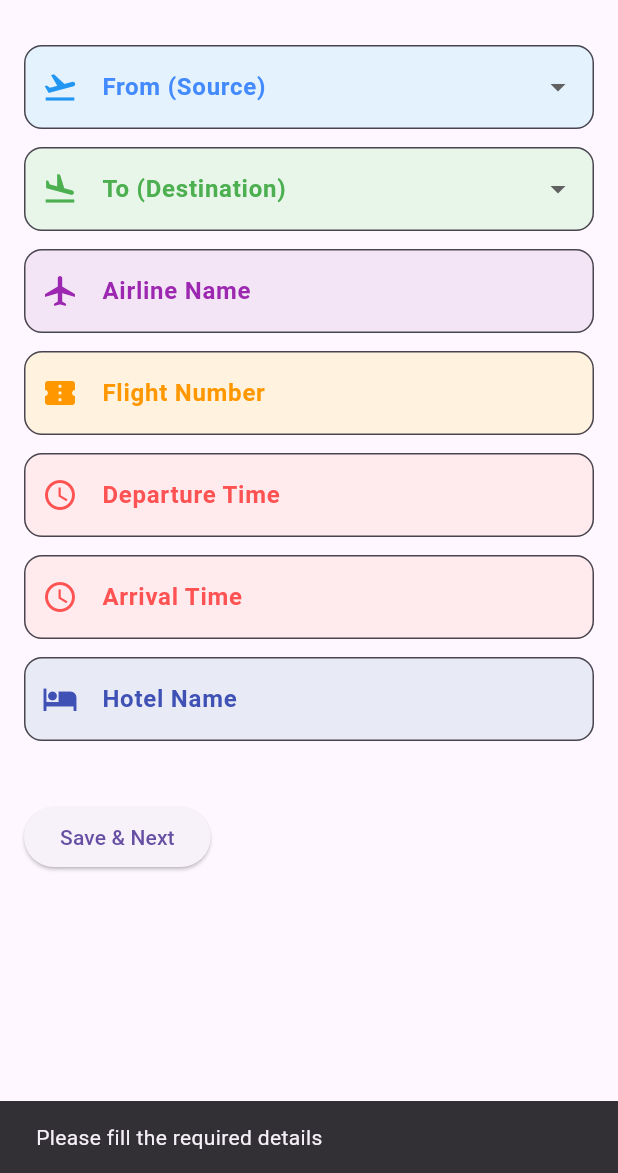
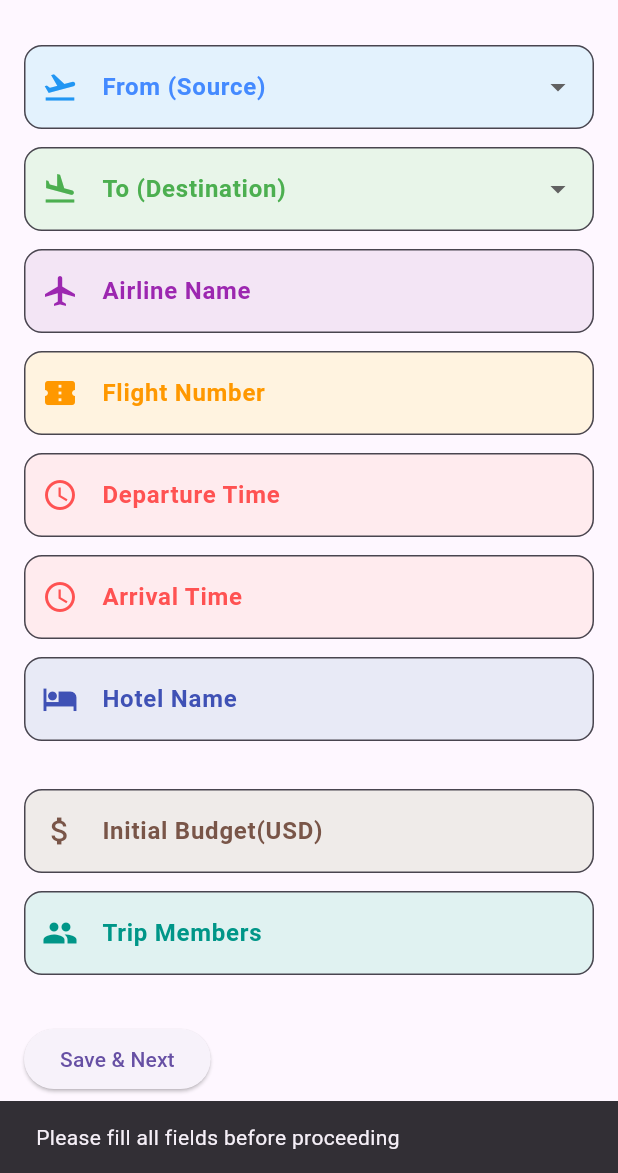
Before and after one commit to SugandhiP/Travel-Planner, a Flutter app: the TravelForm screen opened directly, after a tap on "Save & Next", on a phone screen of 412 x 824 dp, the part 63-1236 px from its top. Run offline on Flutter 3.47's test engine with Material 3 defaults, Android fonts, the phone set to English and light mode, and no system bars.

Commit message:
added intial budget and tripmembers fields

```diff
--- a/lib/itinerary_travel_details.dart
+++ b/lib/itinerary_travel_details.dart
@@ -31,6 +31,8 @@ class _TravelFormState extends State<TravelForm> {
   String? _departureTime;
   String? _arrivalTime;
   String? _hotelName;
+  String? _initialBudget;
+  List<String> _tripMembers = [];
   List<String> _selectedAttractions = [];
 
   @override
@@ -224,17 +226,53 @@ class _TravelFormState extends State<TravelForm> {
                     fillColor: Colors.indigo.shade50,
                     prefixIcon: Icon(Icons.hotel, color: Colors.indigo),
                   ),
-                  //onChanged: (value) => _hotelName = value.isNotEmpty ? value : null,
-                  onChanged: (value) {
-                    _hotelName = value.isEmpty ? null : value;
-                  },
-
-                  validator: (value) => null,
-
-
+                  onChanged: (value) => _hotelName = value,
+                  validator: (value) => value!.isEmpty ? "Enter hotel name" : null,
                 ),
                 SizedBox(height: 20),
 
+                SizedBox(height: 12),
+
+                TextFormField(
+                  decoration: InputDecoration(
+                    labelText: "Initial Budget(USD)",
+                    labelStyle: TextStyle(color: Colors.brown, fontWeight: FontWeight.bold),
+                    border: OutlineInputBorder(borderRadius: BorderRadius.circular(12)),
+                    filled: true,
+                    fillColor: Colors.brown.shade50,
+                    prefixIcon: Icon(Icons.attach_money, color: Colors.brown),
+                  ),
+                  keyboardType: TextInputType.number,
+                  onChanged: (value) {
+                    setState(() {
+                      _initialBudget = value.isNotEmpty ? value : null;
+                    });
+                  },
+                  validator: (value) {
+                    if (value!.isNotEmpty && double.tryParse(value) == null) {
+                      return "Enter a valid budget amount";
+                    }
+                    return null; // Optional field, no validation if empty
+                  },
+                ),
+                SizedBox(height: 12),
+
+                TextFormField(
+                  decoration: InputDecoration(
+                    labelText: "Trip Members",
+                    labelStyle: TextStyle(color: Colors.teal, fontWeight: FontWeight.bold),
+                    border: OutlineInputBorder(borderRadius: BorderRadius.circular(12)),
+                    filled: true,
+                    fillColor: Colors.teal.shade50,
+                    prefixIcon: Icon(Icons.group, color: Colors.teal),
+                  ),
+                  onChanged: (value) {
+                    setState(() {
+                      _tripMembers = value.split(",").map((e) => e.trim()).toList();
+                    });
+                  },
+                ),
+                SizedBox(height: 12),
 
 
                 if (_selectedDestination != null &&
@@ -270,9 +308,10 @@ class _TravelFormState extends State<TravelForm> {
                         _airline == null ||
                         _flightNumber == null ||
                         _departureTime == null ||
-                        _arrivalTime == null ) {
+                        _arrivalTime == null ||
+                        _hotelName == null) {
                       ScaffoldMessenger.of(context).showSnackBar(
-                        SnackBar(content: Text("Please fill the required details")),
+                        SnackBar(content: Text("Please fill all fields before proceeding")),
                       );
                       return;
                     }
@@ -284,7 +323,7 @@ class _TravelFormState extends State<TravelForm> {
                       flightNumber: _flightNumber ?? "Unknown",
                       departureTime: _departureTime ?? "Unknown",
                       arrivalTime: _arrivalTime ?? "Unknown",
-                      hotelName: _hotelName ?? "",
+                      hotelName: _hotelName ?? "Unknown",
                       selectedAttractions: _selectedAttractions ?? [],
                     );
 
--- a/lib/model/travel_details.dart
+++ b/lib/model/travel_details.dart
@@ -5,7 +5,9 @@ class TravelDetails {
   String flightNumber;
   String departureTime;
   String arrivalTime;
-  String? hotelName;
+  String hotelName;
+  final String initialBudget;
+  final List<String> tripMember;
   List<String> selectedAttractions;
 
   TravelDetails({
@@ -15,7 +17,9 @@ class TravelDetails {
     required this.flightNumber,
     required this.departureTime,
     required this.arrivalTime,
-    this.hotelName,
+    required this.hotelName,
+    this.initialBudget ='0',
+    this.tripMember = const[],
     required this.selectedAttractions,
   });
 
@@ -23,6 +27,6 @@ class TravelDetails {
   String toString() {
     return "Source: $source, Destination: $destination, Airline Name: $airline, "
         "Flight Number: $flightNumber, Departure Time: $departureTime, Arrival Time: $arrivalTime, "
-        "Hotel Name: $hotelName, Destination Attractions: $selectedAttractions";
+        "Hotel Name: $hotelName, Initial Budget(USD): $initialBudget,Trip Members: $tripMember ,Destination Attractions: $selectedAttractions";
   }
 }
```
Also changed, not shown: lib/model/itinerary.dart (+4 -4 lines), lib/next_page.dart (+20 -19 lines).
